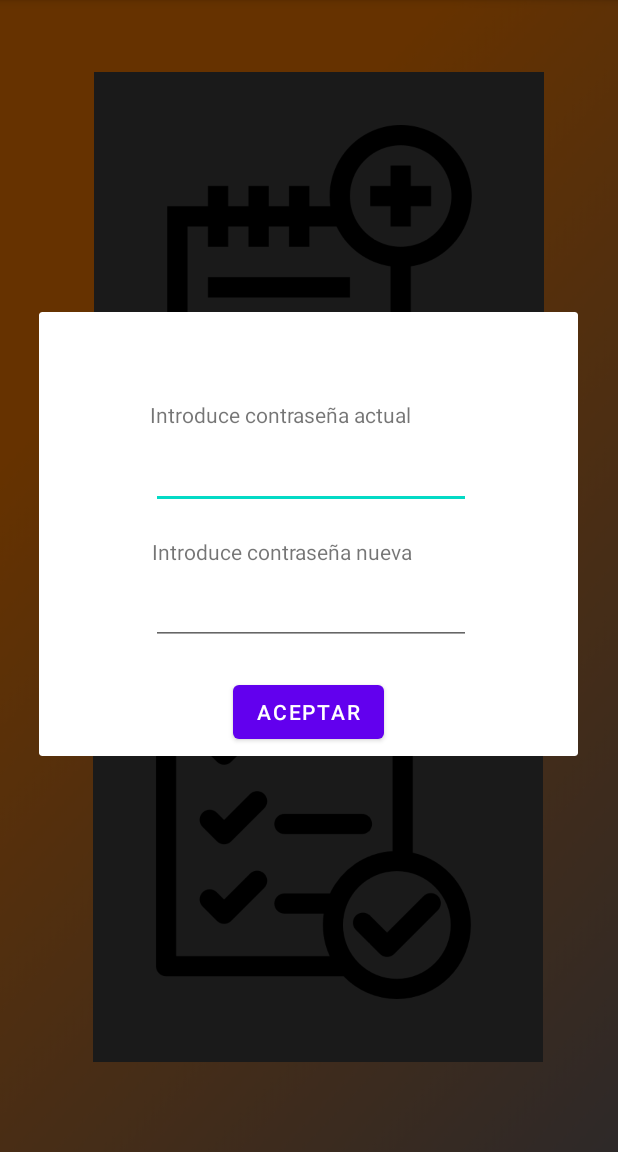
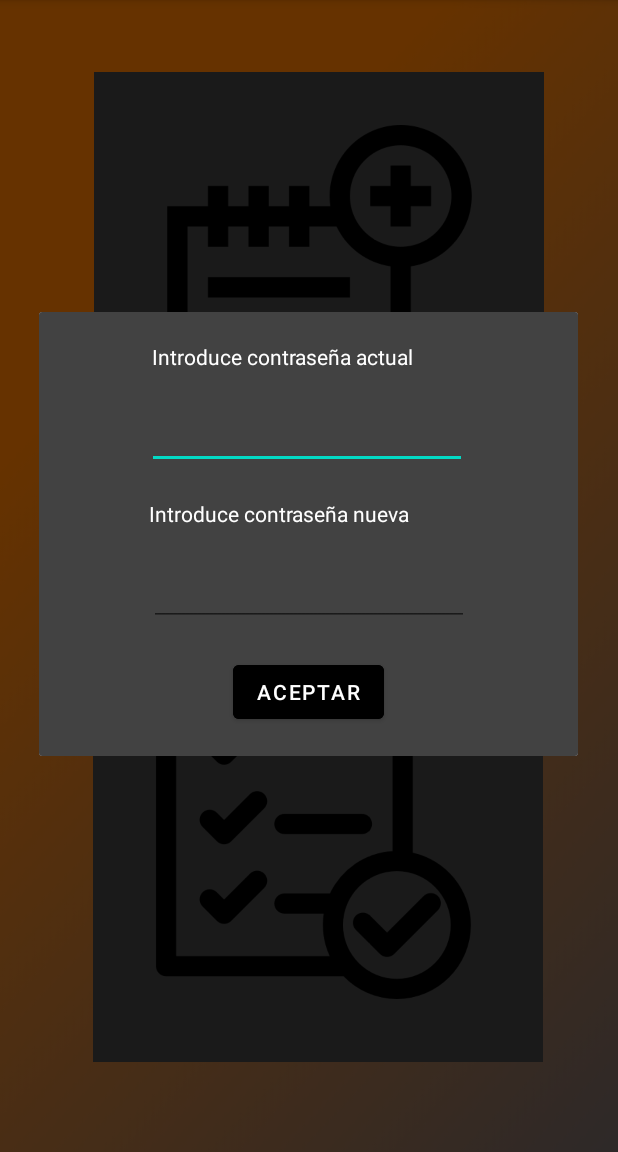
Before and after one commit to joelfano/Reto_Agenda, an Android app: the mainMenu screen opened directly, with no data from a screen before it, in the options menu, after a tap on "Cambiar contraseña", on a phone screen of 412 x 824 dp, the part 84-1236 px from its top. Run offline under Robolectric (Android 15) with nearby library versions, the phone set to English and light mode, and no system bars.

Commit message:
pendiente y hecho

```diff
--- a/Proyecto/app/src/main/AndroidManifest.xml
+++ b/Proyecto/app/src/main/AndroidManifest.xml
@@ -9,6 +9,9 @@
         android:roundIcon="@mipmap/ic_launcher_round"
         android:supportsRtl="true"
         android:theme="@style/Theme.Proyecto">
+        <activity
+            android:name=".AcercadeActivity"
+            android:exported="true" />
         <activity
             android:name=".DescriptionActivity"
             android:exported="false" />
--- a/Proyecto/app/src/main/java/com/example/proyecto/DescriptionActivity.java
+++ b/Proyecto/app/src/main/java/com/example/proyecto/DescriptionActivity.java
@@ -65,7 +65,7 @@ public class DescriptionActivity extends AppCompatActivity {
         AdminSQLiteOpenHelper admin = new AdminSQLiteOpenHelper(this, "administracion", null, 1);
         SQLiteDatabase bd = admin.getWritableDatabase();
         //Obtener los datos que quires agregar
-        String pendiente="true";
+        boolean pendiente=true;
         String nom = tv_nombreDescription.getText().toString();
         //Crear un registro / Las columnas
         ContentValues registro = new ContentValues();
--- a/Proyecto/app/src/main/java/com/example/proyecto/newTask.java
+++ b/Proyecto/app/src/main/java/com/example/proyecto/newTask.java
@@ -17,6 +17,8 @@ import android.widget.TextView;
 import android.widget.Toast;
 import android.database.Cursor;
 
+import java.text.Format;
+import java.text.SimpleDateFormat;
 import java.util.Calendar;
 
 public class newTask extends AppCompatActivity {
@@ -87,7 +89,7 @@ public class newTask extends AppCompatActivity {
         dpd = new DatePickerDialog(this, new DatePickerDialog.OnDateSetListener() {
             @Override
             public void onDateSet(DatePicker view, int year, int month, int day) {
-                tvFecha.setText(day + "/" + month +"/"+ year);
+                tvFecha.setText(day + "/" + month+1 +"/"+ year);
             }
         }, day, month, year);
         dpd.show();
--- a/Proyecto/app/src/main/res/layout/activity_dialogo.xml
+++ b/Proyecto/app/src/main/res/layout/activity_dialogo.xml
@@ -3,7 +3,8 @@
     xmlns:app="http://schemas.android.com/apk/res-auto"
     xmlns:tools="http://schemas.android.com/tools"
     android:layout_width="match_parent"
-    android:layout_height="match_parent">
+    android:layout_height="match_parent"
+    android:background="@color/cardview_dark_background">
 
     <androidx.constraintlayout.widget.ConstraintLayout
         android:layout_width="240dp"
@@ -13,70 +14,68 @@
         app:layout_constraintHorizontal_bias="0.497"
         app:layout_constraintStart_toStartOf="parent"
         app:layout_constraintTop_toTopOf="parent"
-        app:layout_constraintVertical_bias="0.402">
+        app:layout_constraintVertical_bias="0.4">
 
         <TextView
             android:id="@+id/tvcontviejo"
             android:layout_width="wrap_content"
             android:layout_height="wrap_content"
-            android:text="Introduce contraseña actual"
-            app:layout_constraintBottom_toBottomOf="parent"
+            android:layout_marginTop="20dp"
+            android:text="@string/introduce_contrase_a_actual"
+            android:textColor="@color/white"
             app:layout_constraintEnd_toEndOf="parent"
-            app:layout_constraintHorizontal_bias="0.227"
+            app:layout_constraintHorizontal_bias="0.242"
             app:layout_constraintStart_toStartOf="parent"
-            app:layout_constraintTop_toTopOf="parent"
-            app:layout_constraintVertical_bias="0.212" />
+            app:layout_constraintTop_toTopOf="parent" />
 
         <TextView
             android:id="@+id/tvcontnuevo"
             android:layout_width="wrap_content"
             android:layout_height="wrap_content"
-            android:text="Introduce contraseña nueva"
-            app:layout_constraintBottom_toBottomOf="parent"
+            android:layout_marginTop="20dp"
+            android:text="@string/introduce_contrase_a_nueva"
+            android:textColor="@color/white"
             app:layout_constraintEnd_toEndOf="parent"
-            app:layout_constraintHorizontal_bias="0.238"
+            app:layout_constraintHorizontal_bias="0.208"
             app:layout_constraintStart_toStartOf="parent"
-            app:layout_constraintTop_toTopOf="parent"
-            app:layout_constraintVertical_bias="0.541" />
+            app:layout_constraintTop_toBottomOf="@+id/etviejo" />
 
         <EditText
             android:id="@+id/etviejo"
             android:layout_width="wrap_content"
             android:layout_height="wrap_content"
+            android:layout_marginTop="20dp"
             android:ems="10"
             android:inputType="textPassword"
-            app:layout_constraintBottom_toBottomOf="parent"
             app:layout_constraintEnd_toEndOf="parent"
-            app:layout_constraintHorizontal_bias="0.566"
+            app:layout_constraintHorizontal_bias="0.466"
             app:layout_constraintStart_toStartOf="parent"
-            app:layout_constraintTop_toTopOf="parent"
-            app:layout_constraintVertical_bias="0.342"
+            app:layout_constraintTop_toBottomOf="@+id/tvcontviejo"
             tools:ignore="SpeakableTextPresentCheck,TouchTargetSizeCheck" />
 
         <EditText
             android:id="@+id/etnuevo"
             android:layout_width="wrap_content"
             android:layout_height="wrap_content"
+            android:layout_marginTop="20dp"
             android:ems="10"
             android:inputType="textPassword"
-            app:layout_constraintBottom_toBottomOf="parent"
             app:layout_constraintEnd_toEndOf="parent"
-            app:layout_constraintHorizontal_bias="0.566"
+            app:layout_constraintHorizontal_bias="0.533"
             app:layout_constraintStart_toStartOf="parent"
-            app:layout_constraintTop_toTopOf="parent"
-            app:layout_constraintVertical_bias="0.705"
+            app:layout_constraintTop_toBottomOf="@+id/tvcontnuevo"
             tools:ignore="SpeakableTextPresentCheck,TouchTargetSizeCheck" />
 
         <Button
             android:id="@+id/btnaceptar"
             android:layout_width="wrap_content"
             android:layout_height="wrap_content"
+            android:layout_marginTop="20dp"
+            android:backgroundTint="@color/black"
             android:onClick="aceptar"
-            android:text="Aceptar"
-            app:layout_constraintBottom_toBottomOf="parent"
+            android:text="@string/aceptar"
             app:layout_constraintEnd_toEndOf="parent"
             app:layout_constraintStart_toStartOf="parent"
-            app:layout_constraintTop_toTopOf="parent"
-            app:layout_constraintVertical_bias="0.979" />
+            app:layout_constraintTop_toBottomOf="@+id/etnuevo" />
     </androidx.constraintlayout.widget.ConstraintLayout>
 </androidx.constraintlayout.widget.ConstraintLayout>
--- a/Proyecto/app/src/main/res/layout/activity_task_list.xml
+++ b/Proyecto/app/src/main/res/layout/activity_task_list.xml
@@ -26,7 +26,7 @@
         android:layout_height="48dp"
         android:backgroundTint="@color/black"
         android:onClick="listahecho"
-        android:text="HECHAS"
+        android:text="@string/hechas"
         app:layout_constraintBottom_toBottomOf="@+id/img_list_task"
         app:layout_constraintEnd_toEndOf="@+id/img_list_task"
         app:layout_constraintHorizontal_bias="0.069"
@@ -40,7 +40,7 @@
         android:layout_height="48dp"
         android:backgroundTint="@color/black"
         android:onClick="listapendiente"
-        android:text="PENDIENTES"
+        android:text="@string/pendientes"
         app:layout_constraintBottom_toBottomOf="@+id/img_list_task"
         app:layout_constraintEnd_toEndOf="@+id/img_list_task"
         app:layout_constraintHorizontal_bias="0.925"
@@ -64,7 +64,7 @@
         android:id="@+id/tv_title"
         android:layout_width="375dp"
         android:layout_height="35dp"
-        android:text="Lista de tareas"
+        android:text="@string/lista_de_tareas"
         android:textAlignment="center"
         android:textColor="@color/white"
         android:textSize="20sp"
```
Also changed, not shown: Proyecto/app/src/main/java/com/example/proyecto/AcercadeActivity.java (added, +14 -0 lines), Proyecto/app/src/main/java/com/example/proyecto/Dialogo.java (deleted, +0 -10 lines), Proyecto/app/src/main/java/com/example/proyecto/taskList.java (+28 -0 lines), Proyecto/app/src/main/res/layout/activity_acercade.xml (added, +9 -0 lines), Proyecto/app/src/main/res/layout/activity_description.xml (+17 -13 lines), Proyecto/app/src/main/res/layout/activity_main.xml (+4 -4 lines), Proyecto/app/src/main/res/layout/activity_newtask.xml (+5 -5 lines), Proyecto/app/src/main/res/values/strings.xml (+19 -0 lines), 1 other file.
